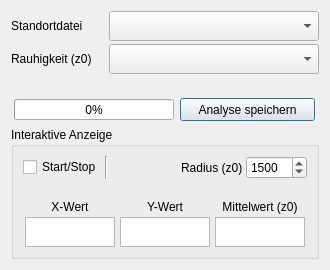
This is ui_sectormean.ui in gbd-consult/Sektormittelwerte as Qt 5 draws it before an edit. The edited form follows.
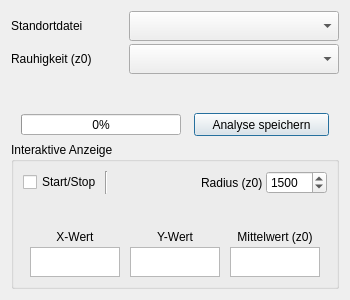
This is the edited form.

```diff
--- a/ui_sectormean.ui
+++ b/ui_sectormean.ui
@@ -6,8 +6,8 @@
    <rect>
     <x>0</x>
     <y>0</y>
-    <width>330</width>
-    <height>270</height>
+    <width>350</width>
+    <height>300</height>
    </rect>
   </property>
   <property name="minimumSize">
@@ -18,8 +18,8 @@
   </property>
   <property name="maximumSize">
    <size>
-    <width>330</width>
-    <height>270</height>
+    <width>350</width>
+    <height>300</height>
    </size>
   </property>
   <property name="windowTitle">
```
